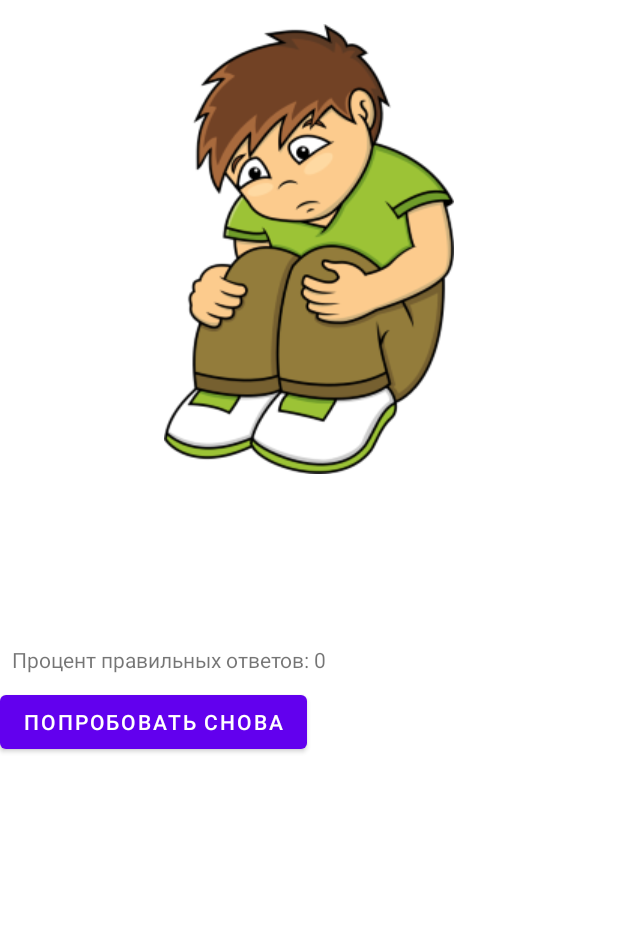
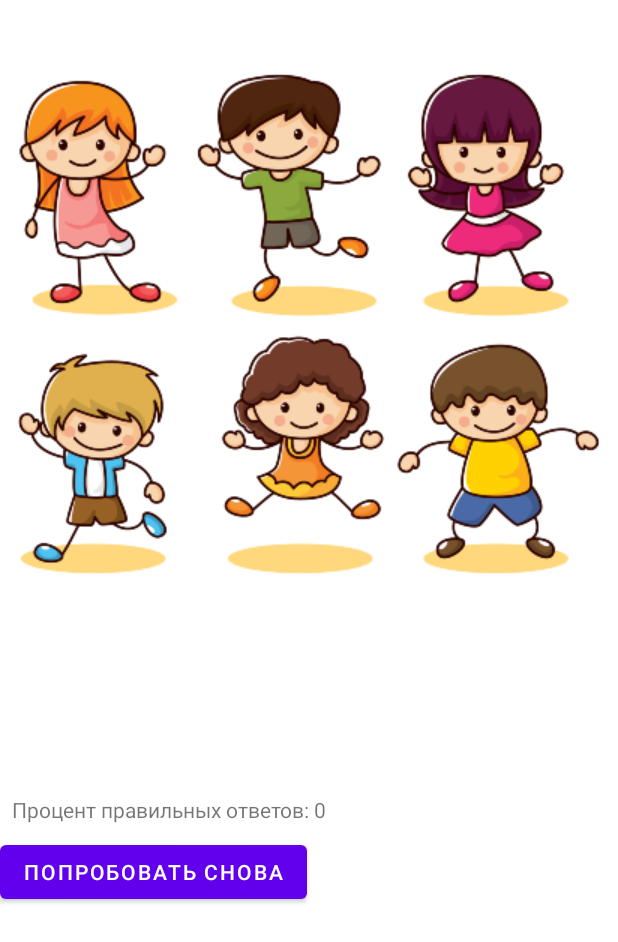
Before and after one commit to dachecker1/MathForKids, an Android app: the fragment GameFinishedFragment placed in its activity, on a phone screen of 412 x 824 dp. Shown: the top 942 px of the screen. Run offline under Robolectric (Android 15) with nearby library versions, the phone set to English and light mode, and no system bars; our stand-ins replace data binding; 8 statements that could not run were skipped.

Commit message:
создал BindingAdapter.kt переписал fragment_game_finished.xml в соответствии с BindingAdapter.kt Убрал весь лишний код из GameFinishedFragment.kt

```diff
--- a/app/src/main/java/com/vk/dachecker/mathforkids/domain/entity/GameResult.kt
+++ b/app/src/main/java/com/vk/dachecker/mathforkids/domain/entity/GameResult.kt
@@ -9,7 +9,4 @@ data class GameResult(
     val countOfRightAnswers: Int,
     val countOfQuestion: Int,
     val gameSettings: GameSettings
-) : Parcelable {
-    val countOfRightAnswersString: String
-    get() = countOfRightAnswers.toString()
-}
+) : Parcelable
--- a/app/src/main/java/com/vk/dachecker/mathforkids/presentation/GameFinishedFragment.kt
+++ b/app/src/main/java/com/vk/dachecker/mathforkids/presentation/GameFinishedFragment.kt
@@ -30,40 +30,10 @@ class GameFinishedFragment : Fragment() {
 
     override fun onViewCreated(view: View, savedInstanceState: Bundle?) {
         super.onViewCreated(view, savedInstanceState)
-        showResult()
+        binding.gameResult = args.gameResult
 
         binding.btnTryAgain.setOnClickListener {
             retryGame()
-        }
-    }
-
-    private fun showResult() {
-        binding.gameResult = args.gameResult
-//        binding.tvAnswers.text = String.format(
-//            getString(R.string.tv_answers_result),
-//            args.gameResult.gameSettings.minCountOfRightAnswers
-//        )
-//        binding.tvCount.text =
-//            String.format(getString(R.string.tv_count_result),
-//                args.gameResult.countOfRightAnswers)
-//        binding.tvPercent.text = String.format(
-//            getString(R.string.tv_percent_result),
-//            args.gameResult.gameSettings.minPercentOnRightAnswers
-//        )
-        binding.tvYourPercent.text =
-            String.format(getString(R.string.tv_your_percent_result),
-                getPercentOfRightsAnswers())
-
-        if (args.gameResult.winner) {
-            binding.imResult.setImageResource(R.drawable.ic_win)
-        }
-    }
-
-    private fun getPercentOfRightsAnswers() = with(args.gameResult) {
-        if (countOfQuestion == 0) {
-            0
-        } else {
-            ((countOfRightAnswers / countOfQuestion.toDouble()) * 100).toInt()
         }
     }
 
--- a/app/src/main/res/layout/fragment_game_finished.xml
+++ b/app/src/main/res/layout/fragment_game_finished.xml
@@ -20,35 +20,40 @@
         android:layout_height="wrap_content"
         android:layout_gravity="center_horizontal"
         android:layout_marginTop="16dp"
-        android:src="@drawable/ic_lose" />
+        app:isWinner="@{gameResult.winner}"
+        android:src="@drawable/ic_win"
+         />
 
     <TextView
         android:id="@+id/tvAnswers"
         android:layout_width="wrap_content"
         android:layout_height="wrap_content"
         android:layout_margin="8dp"
-        android:text="@{gameResult.gameSettings.minCountOfRightAnswersString}" />
+        app:requireAnswers="@{gameResult.gameSettings.minCountOfRightAnswers}"
+        />
 
     <TextView
         android:id="@+id/tvCount"
         android:layout_width="wrap_content"
         android:layout_height="wrap_content"
         android:layout_margin="8dp"
-        android:text="@{gameResult.countOfRightAnswersString}" />
+        app:requireCountOfRightAnswers="@{gameResult.countOfRightAnswers}"
+         />
 
     <TextView
         android:id="@+id/tvPercent"
         android:layout_width="wrap_content"
         android:layout_height="wrap_content"
         android:layout_margin="8dp"
-        android:text="@{gameResult.gameSettings.minPercentOnRightAnswersString}" />
+        app:requirePercentOnRightAnswers="@{gameResult.gameSettings.minPercentOnRightAnswers}"
+        />
 
     <TextView
         android:id="@+id/tvYourPercent"
         android:layout_width="wrap_content"
         android:layout_height="wrap_content"
         android:layout_margin="8dp"
-        android:text="@string/tv_your_percent_result" />
+        app:scorePercentage="@{gameResult}" />
 
     <Button
         android:id="@+id/btnTryAgain"
```
Also changed, not shown: app/src/main/java/com/vk/dachecker/mathforkids/domain/entity/GameSettings.kt (+1 -7 lines), app/src/main/java/com/vk/dachecker/mathforkids/presentation/BindingAdapter.kt (added, +57 -0 lines).
